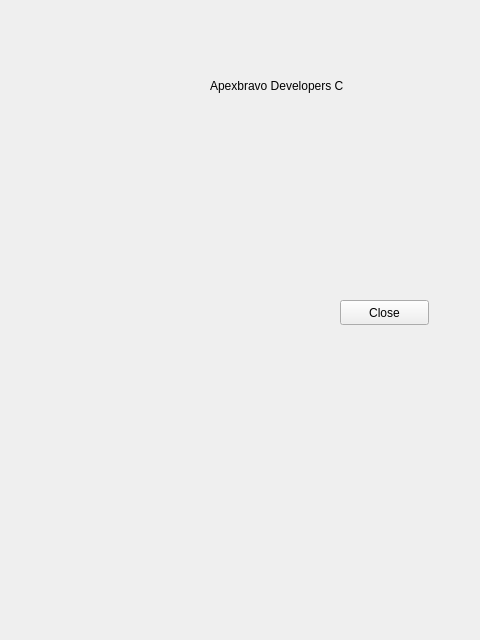
Above: about.ui from LionnelT/Texty before the change. Below: the same form after it.
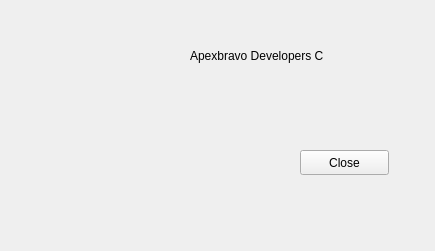
That is the form after the change.

The edit to the form file:
```diff
--- a/about.ui
+++ b/about.ui
@@ -6,8 +6,8 @@
    <rect>
     <x>0</x>
     <y>0</y>
-    <width>480</width>
-    <height>640</height>
+    <width>435</width>
+    <height>251</height>
    </rect>
   </property>
   <property name="windowTitle">
@@ -16,8 +16,8 @@
   <widget class="QLabel" name="label">
    <property name="geometry">
     <rect>
-     <x>210</x>
-     <y>30</y>
+     <x>190</x>
+     <y>0</y>
      <width>201</width>
      <height>111</height>
     </rect>
@@ -29,8 +29,8 @@
   <widget class="QPushButton" name="pushButton">
    <property name="geometry">
     <rect>
-     <x>340</x>
-     <y>300</y>
+     <x>300</x>
+     <y>150</y>
      <width>89</width>
      <height>25</height>
     </rect>
```
